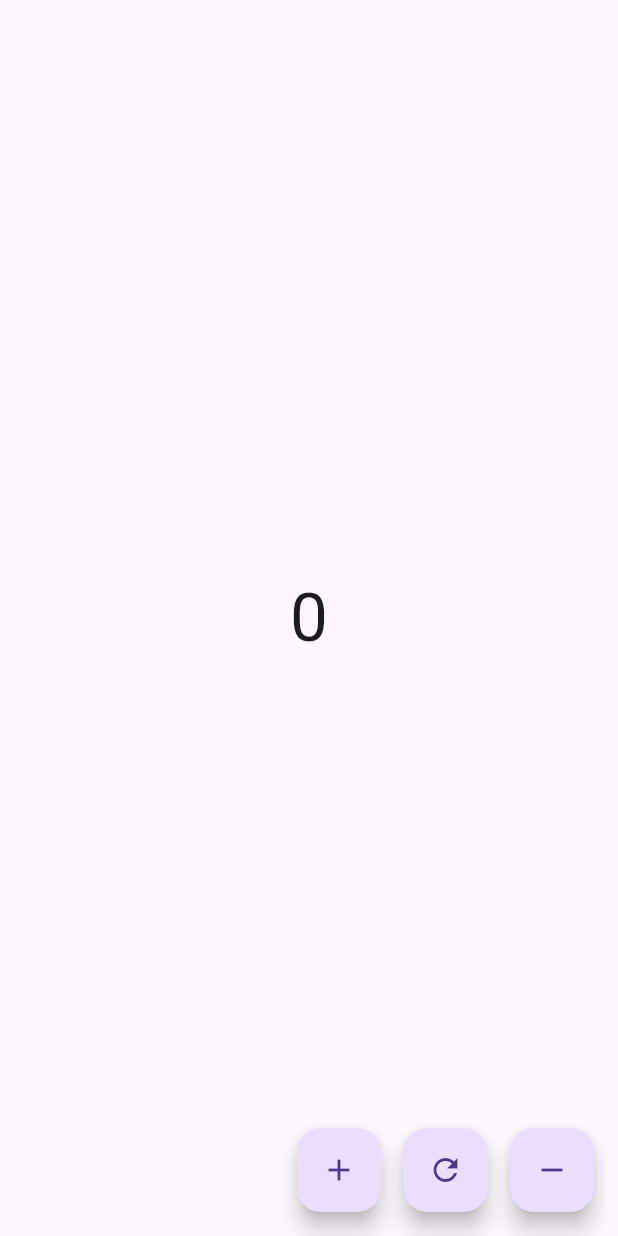
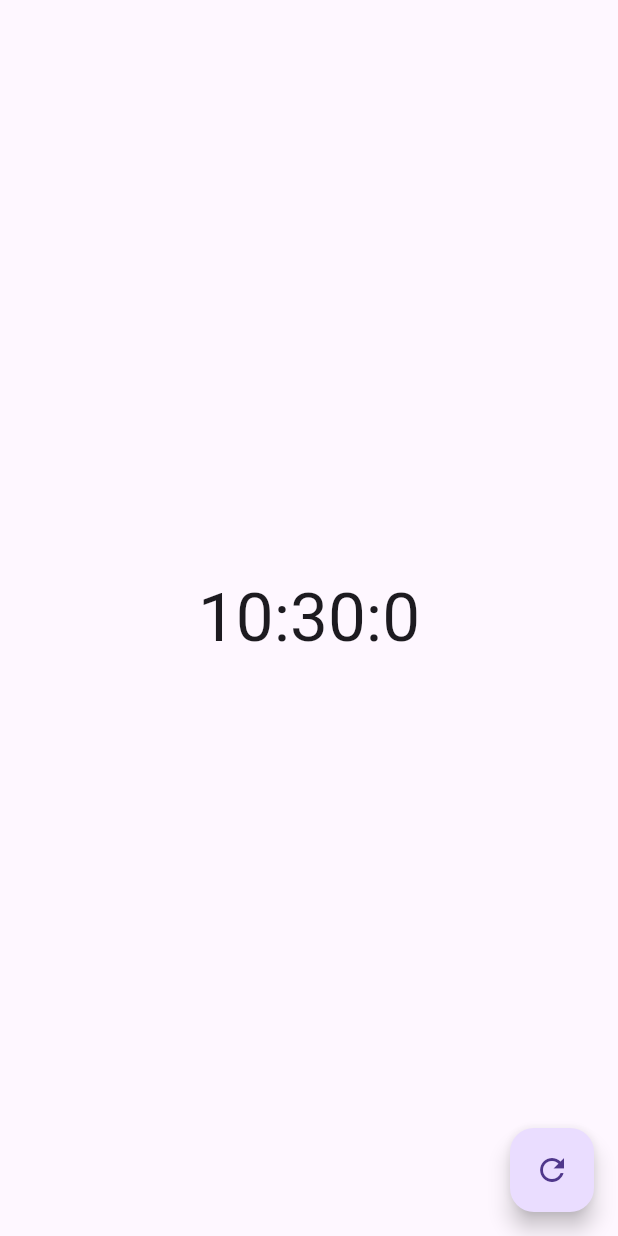
Before and after one commit to HoangNH19603/bloc, a Flutter app: the screen it shows after launch, on a phone screen of 412 x 824 dp. Run offline on Flutter 3.47's test engine with Material 3 defaults, Android fonts, the phone set to English and light mode, and no system bars; our stand-ins replace bloc, flutter_bloc.

Commit message:
finish cubit & bloc meaning

```diff
--- a/bloc_app_2/analysis_options.yaml
+++ b/bloc_app_2/analysis_options.yaml
@@ -7,6 +7,9 @@
 
 # The following line activates a set of recommended lints for Flutter apps,
 # packages, and plugins designed to encourage good coding practices.
+analyzer:
+  errors:
+    avoid_print: ignore
 include: package:flutter_lints/flutter.yaml
 
 linter:
--- a/bloc_app_2/lib/app.dart
+++ b/bloc_app_2/lib/app.dart
@@ -1,5 +1,6 @@
+import 'package:bloc_app_2/timer/timer.dart';
 import 'package:flutter/material.dart';
 
 class TimerApp extends MaterialApp {
-  const TimerApp({super.key});
+  const TimerApp({super.key}) : super(home: const TimerPage());
 }
--- a/bloc_app_2/lib/main.dart
+++ b/bloc_app_2/lib/main.dart
@@ -1,8 +1,9 @@
 import 'package:bloc/bloc.dart';
+import 'package:bloc_app_2/app.dart';
 import 'package:bloc_app_2/timer_observer.dart';
 import 'package:flutter/widgets.dart';
 
 void main() {
   Bloc.observer = const TimerBlocObserver();
-  // runApp(const);
+  runApp(const TimerApp());
 }
--- a/bloc_app_2/lib/timer/cubit/timer_cubit.dart
+++ b/bloc_app_2/lib/timer/cubit/timer_cubit.dart
@@ -7,17 +7,13 @@ class TimerCubit extends Cubit<DateTime> {
 
   @override
   void onChange(Change<DateTime> change) {
-    // TODO: implement onChange
     super.onChange(change);
-    // ignore: avoid_print
     print(change);
   }
 
   @override
   void onError(Object error, StackTrace stackTrace) {
-    // TODO: implement onError
     super.onError(error, stackTrace);
-    // ignore: avoid_print
     print('$error, $stackTrace');
   }
 }
--- a/bloc_app_2/lib/timer/view/timer_page.dart
+++ b/bloc_app_2/lib/timer/view/timer_page.dart
@@ -0,0 +1,15 @@
+  import 'package:bloc_app_2/timer/timer.dart';
+import 'package:flutter/widgets.dart';
+import 'package:flutter_bloc/flutter_bloc.dart';
+
+class TimerPage extends StatelessWidget {
+  const TimerPage({super.key});
+
+  @override
+  Widget build(BuildContext context) {
+    return BlocProvider(
+      create: (_) => TimerCubit(),
+      child: const TimerView(),
+    );
+  }
+}
--- a/bloc_app_2/lib/timer/view/timer_view.dart
+++ b/bloc_app_2/lib/timer/view/timer_view.dart
@@ -0,0 +1,22 @@
+import 'package:bloc_app_2/timer/timer.dart';
+import 'package:flutter/material.dart';
+import 'package:flutter_bloc/flutter_bloc.dart';
+
+class TimerView extends StatelessWidget {
+  const TimerView({super.key});
+
+  @override
+  Widget build(BuildContext context) {
+    return Scaffold(
+      body: Center(child: BlocBuilder<TimerCubit, DateTime>(
+        builder: (context, state) {
+          return Text('${state.hour}:${state.minute}:${state.second}', style: Theme.of(context).textTheme.displayMedium);
+        },
+      )),
+      floatingActionButton: FloatingActionButton(
+        child: const Icon(Icons.refresh),
+        onPressed: () => context.read<TimerCubit>().getTime(),
+      )
+    );
+  }
+}
```
Also changed, not shown: bloc_app_2/lib/timer/bloc/timer_bloc.dart (+14 -5 lines), bloc_app_2/lib/timer_observer.dart (+2 -6 lines).
